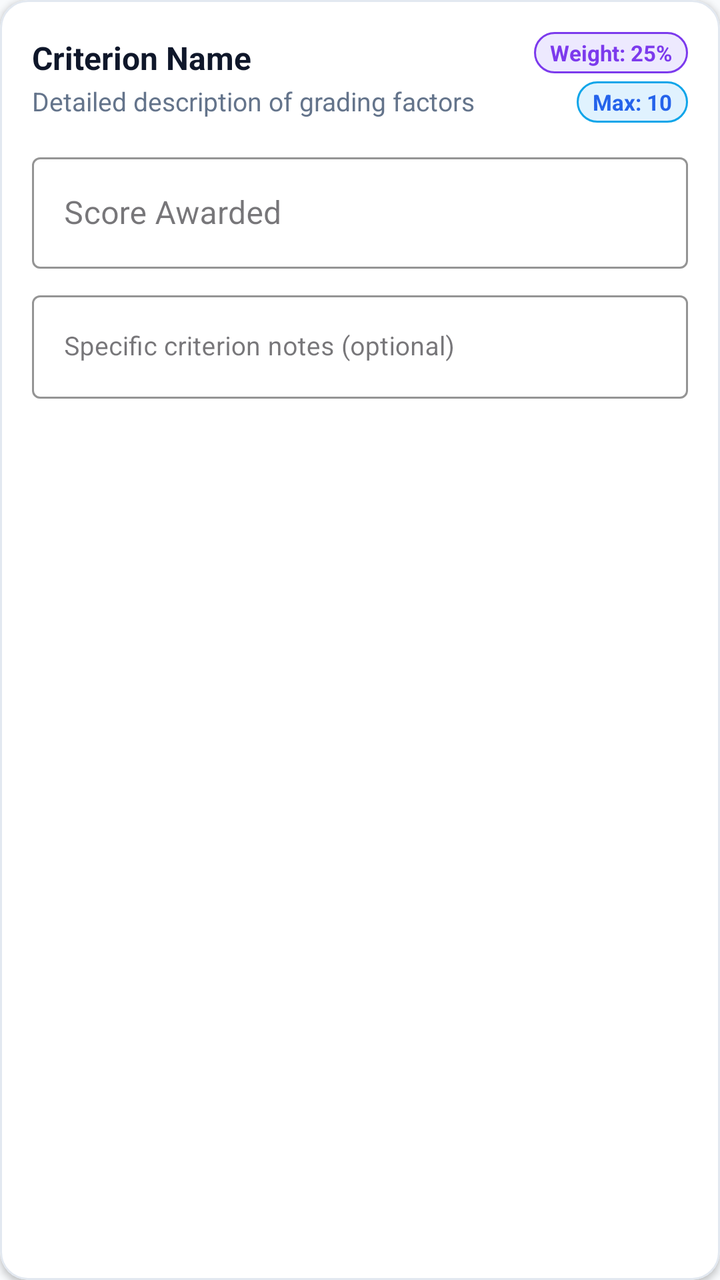
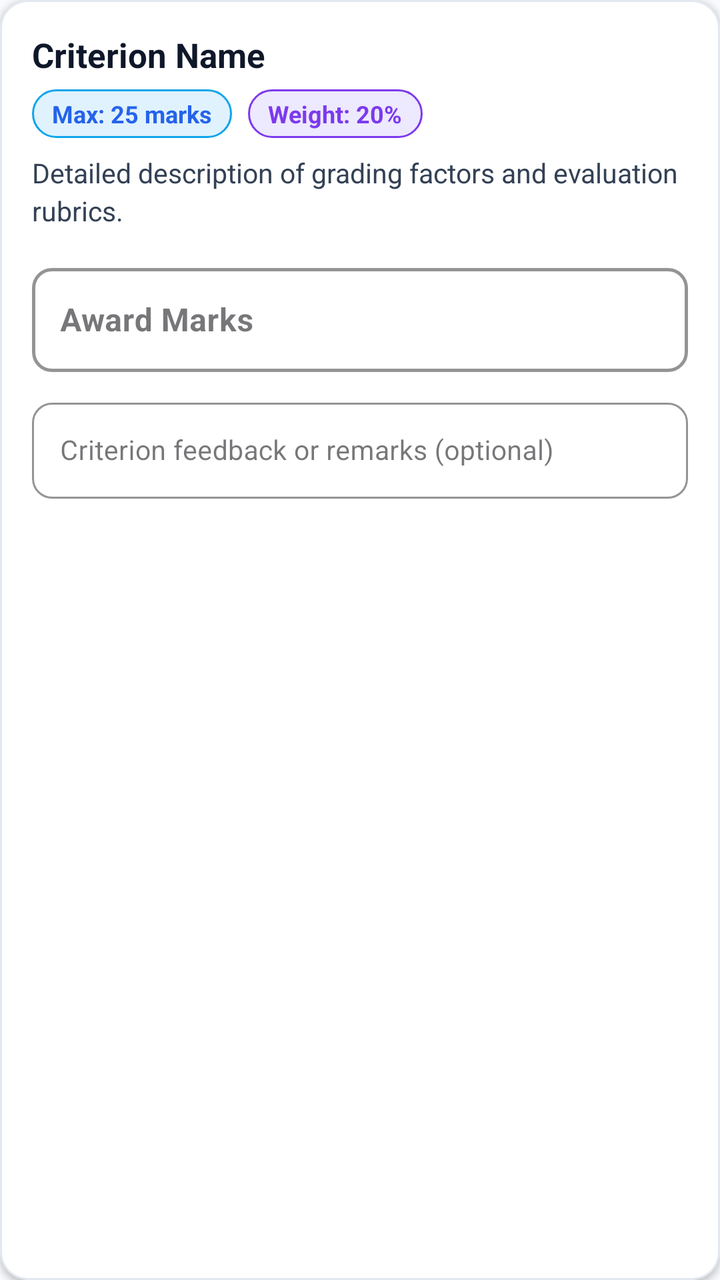

An Android layout rendered at two revisions. The XML below is the earlier revision; the diff shows what the commit changed to produce the second picture.
<!-- AndroidManifest.xml: application theme Theme.Judgex -->
<!-- res/layout/item_eval_criterion.xml -->
<?xml version="1.0" encoding="utf-8"?>
<com.google.android.material.card.MaterialCardView xmlns:android="http://schemas.android.com/apk/res/android"
    xmlns:app="http://schemas.android.com/apk/res-auto"
    android:layout_width="match_parent"
    android:layout_height="wrap_content"
    android:layout_marginHorizontal="16dp"
    android:layout_marginVertical="8dp"
    app:cardCornerRadius="14dp"
    app:cardElevation="2dp"
    app:strokeWidth="1dp"
    app:strokeColor="@color/card_border"
    app:cardBackgroundColor="@color/surface">

    <LinearLayout
        android:layout_width="match_parent"
        android:layout_height="wrap_content"
        android:orientation="vertical"
        android:padding="16dp">

        <LinearLayout
            android:layout_width="match_parent"
            android:layout_height="wrap_content"
            android:gravity="center_vertical"
            android:orientation="horizontal">

            <LinearLayout
                android:layout_width="0dp"
                android:layout_height="wrap_content"
                android:layout_weight="1"
                android:orientation="vertical">

                <TextView
                    android:id="@+id/tvCriterionName"
                    android:layout_width="wrap_content"
                    android:layout_height="wrap_content"
                    android:text="Criterion Name"
                    android:textColor="@color/text_primary"
                    android:textSize="16sp"
                    android:textStyle="bold" />

                <TextView
                    android:id="@+id/tvCriterionDescription"
                    android:layout_width="wrap_content"
                    android:layout_height="wrap_content"
                    android:layout_marginTop="2dp"
                    android:text="Detailed description of grading factors"
                    android:textColor="@color/text_secondary"
                    android:textSize="13sp" />

            </LinearLayout>

            <LinearLayout
                android:layout_width="wrap_content"
                android:layout_height="wrap_content"
                android:layout_marginStart="8dp"
                android:gravity="end"
                android:orientation="vertical">

                <TextView
                    android:id="@+id/tvWeightBadge"
                    android:layout_width="wrap_content"
                    android:layout_height="wrap_content"
                    android:background="@drawable/bg_badge_admin"
                    android:paddingHorizontal="8dp"
                    android:paddingVertical="3dp"
                    android:text="Weight: 25%"
                    android:textColor="#7C3AED"
                    android:textSize="11sp"
                    android:textStyle="bold" />

                <TextView
                    android:id="@+id/tvMaxMarksBadge"
                    android:layout_width="wrap_content"
                    android:layout_height="wrap_content"
                    android:layout_marginTop="4dp"
                    android:background="@drawable/bg_badge_judge"
                    android:paddingHorizontal="8dp"
                    android:paddingVertical="3dp"
                    android:text="Max: 10"
                    android:textColor="@color/accent"
                    android:textSize="11sp"
                    android:textStyle="bold" />

            </LinearLayout>

        </LinearLayout>

        
        <com.google.android.material.textfield.TextInputLayout
            android:id="@+id/tilScore"
            style="@style/Widget.MaterialComponents.TextInputLayout.OutlinedBox"
            android:layout_width="match_parent"
            android:layout_height="wrap_content"
            android:layout_marginTop="12dp"
            android:hint="Score Awarded"
            app:boxStrokeColor="@color/accent"
            app:hintTextColor="@color/accent">

            <com.google.android.material.textfield.TextInputEditText
                android:id="@+id/etScore"
                android:layout_width="match_parent"
                android:layout_height="wrap_content"
                android:inputType="numberDecimal"
                android:textColor="@color/text_primary"
                android:textSize="16sp" />

        </com.google.android.material.textfield.TextInputLayout>

        
        <com.google.android.material.textfield.TextInputLayout
            android:id="@+id/tilCriterionComment"
            style="@style/Widget.MaterialComponents.TextInputLayout.OutlinedBox"
            android:layout_width="match_parent"
            android:layout_height="wrap_content"
            android:layout_marginTop="8dp"
            android:hint="Specific criterion notes (optional)"
            app:boxStrokeColor="@color/text_muted">

            <com.google.android.material.textfield.TextInputEditText
                android:id="@+id/etCriterionComment"
                android:layout_width="match_parent"
                android:layout_height="wrap_content"
                android:inputType="textCapSentences"
                android:textColor="@color/text_secondary"
                android:textSize="13sp" />

        </com.google.android.material.textfield.TextInputLayout>

    </LinearLayout>

</com.google.android.material.card.MaterialCardView>
<!-- resources referenced by this layout -->
<resources>
  <color name="accent">#2563EB</color>
  <color name="card_border">#E2E8F0</color>
  <color name="surface">#FFFFFF</color>
  <color name="text_muted">#94A3B8</color>
  <color name="text_primary">#0F172A</color>
  <color name="text_secondary">#64748B</color>
  <!-- drawable bg_badge_admin (drawable) -->
  <?xml version="1.0" encoding="utf-8"?>
  <shape xmlns:android="http://schemas.android.com/apk/res/android">
      <solid android:color="#EDE9FE" />
      <corners android:radius="16dp" />
      <stroke android:width="1dp" android:color="#7C3AED" />
  </shape>
  <!-- drawable bg_badge_judge (drawable) -->
  <?xml version="1.0" encoding="utf-8"?>
  <shape xmlns:android="http://schemas.android.com/apk/res/android">
      <solid android:color="@color/info_light" />
      <corners android:radius="16dp" />
      <stroke android:width="1dp" android:color="@color/info" />
  </shape>
  <style name="Theme.Judgex" parent="Theme.Material3.DayNight.NoActionBar">
          
          <item name="colorPrimary">@color/accent</item>
          <item name="colorPrimaryVariant">@color/primary_dark</item>
          <item name="colorOnPrimary">@color/white</item>
          
          <item name="colorSecondary">@color/accent_light</item>
          <item name="colorSecondaryVariant">@color/accent</item>
          <item name="colorOnSecondary">@color/white</item>
          
          <item name="android:statusBarColor">@color/primary</item>
          <item name="android:windowLightStatusBar">false</item>
          
          <item name="android:windowBackground">@color/background</item>
      </style>
  <color name="info_light">#E0F2FE</color>
  <color name="info">#0EA5E9</color>
  <color name="primary_dark">#020617</color>
  <color name="white">#FFFFFF</color>
  <color name="accent_light">#3B82F6</color>
  <color name="primary">#0F172A</color>
  <color name="background">#F8FAFC</color>
</resources>

<!-- the commit's change to res/layout/item_eval_criterion.xml (unified diff, before → after) -->
@@ -17,73 +17,61 @@
         android:orientation="vertical"
         android:padding="16dp">
 
+        
+        <TextView
+            android:id="@+id/tvCriterionName"
+            android:layout_width="match_parent"
+            android:layout_height="wrap_content"
+            android:text="Criterion Name"
+            android:textColor="@color/text_primary"
+            android:textSize="17sp"
+            android:textStyle="bold" />
+
+        
         <LinearLayout
             android:layout_width="match_parent"
             android:layout_height="wrap_content"
+            android:layout_marginTop="6dp"
             android:gravity="center_vertical"
             android:orientation="horizontal">
 
-            <LinearLayout
-                android:layout_width="0dp"
+            <TextView
+                android:id="@+id/tvMaxMarksBadge"
+                android:layout_width="wrap_content"
                 android:layout_height="wrap_content"
-                android:layout_weight="1"
-                android:orientation="vertical">
+                android:background="@drawable/bg_badge_judge"
+                android:paddingHorizontal="10dp"
+                android:paddingVertical="4dp"
+                android:text="Max: 25 marks"
+                android:textColor="@color/accent"
+                android:textSize="12sp"
+                android:textStyle="bold" />
 
-                <TextView
-                    android:id="@+id/tvCriterionName"
-                    android:layout_width="wrap_content"
-                    android:layout_height="wrap_content"
-                    android:text="Criterion Name"
-                    android:textColor="@color/text_primary"
-                    android:textSize="16sp"
-                    android:textStyle="bold" />
-
-                <TextView
-                    android:id="@+id/tvCriterionDescription"
-                    android:layout_width="wrap_content"
-                    android:layout_height="wrap_content"
-                    android:layout_marginTop="2dp"
-                    android:text="Detailed description of grading factors"
-                    android:textColor="@color/text_secondary"
-                    android:textSize="13sp" />
-
-            </LinearLayout>
-
-            <LinearLayout
+            <TextView
+                android:id="@+id/tvWeightBadge"
                 android:layout_width="wrap_content"
                 android:layout_height="wrap_content"
                 android:layout_marginStart="8dp"
-                android:gravity="end"
-                android:orientation="vertical">
-
-                <TextView
-                    android:id="@+id/tvWeightBadge"
-                    android:layout_width="wrap_content"
-                    android:layout_height="wrap_content"
-                    android:background="@drawable/bg_badge_admin"
-                    android:paddingHorizontal="8dp"
-                    android:paddingVertical="3dp"
-                    android:text="Weight: 25%"
-                    android:textColor="#7C3AED"
-                    android:textSize="11sp"
-                    android:textStyle="bold" />
-
-                <TextView
-                    android:id="@+id/tvMaxMarksBadge"
-                    android:layout_width="wrap_content"
-                    android:layout_height="wrap_content"
-                    android:layout_marginTop="4dp"
-                    android:background="@drawable/bg_badge_judge"
-                    android:paddingHorizontal="8dp"
-                    android:paddingVertical="3dp"
-                    android:text="Max: 10"
-                    android:textColor="@color/accent"
-                    android:textSize="11sp"
-                    android:textStyle="bold" />
-
-            </LinearLayout>
+                android:background="@drawable/bg_badge_admin"
+                android:paddingHorizontal="10dp"
+                android:paddingVertical="4dp"
+                android:text="Weight: 20%"
+                android:textColor="#7C3AED"
+                android:textSize="12sp"
+                android:textStyle="bold" />
 
         </LinearLayout>
+
+        
+        <TextView
+            android:id="@+id/tvCriterionDescription"
+            android:layout_width="match_parent"
+            android:layout_height="wrap_content"
+            android:layout_marginTop="8dp"
+            android:lineSpacingExtra="3dp"
+            android:text="Detailed description of grading factors and evaluation rubrics."
+            android:textColor="#334155"
+            android:textSize="13.5sp" />
 
         
         <com.google.android.material.textfield.TextInputLayout
@@ -91,18 +79,27 @@
             style="@style/Widget.MaterialComponents.TextInputLayout.OutlinedBox"
             android:layout_width="match_parent"
             android:layout_height="wrap_content"
-            android:layout_marginTop="12dp"
-            android:hint="Score Awarded"
+            android:layout_marginTop="14dp"
+            android:hint="Award Marks"
+            app:boxCornerRadiusBottomEnd="10dp"
+            app:boxCornerRadiusBottomStart="10dp"
+            app:boxCornerRadiusTopEnd="10dp"
+            app:boxCornerRadiusTopStart="10dp"
             app:boxStrokeColor="@color/accent"
+            app:boxStrokeWidth="1.5dp"
             app:hintTextColor="@color/accent">
 
             <com.google.android.material.textfield.TextInputEditText
                 android:id="@+id/etScore"
                 android:layout_width="match_parent"
                 android:layout_height="wrap_content"
+                android:minHeight="52dp"
                 android:inputType="numberDecimal"
+                android:paddingHorizontal="14dp"
+                android:paddingVertical="12dp"
                 android:textColor="@color/text_primary"
-                android:textSize="16sp" />
+                android:textSize="16sp"
+                android:textStyle="bold" />
 
         </com.google.android.material.textfield.TextInputLayout>
 
@@ -112,17 +109,25 @@
             style="@style/Widget.MaterialComponents.TextInputLayout.OutlinedBox"
             android:layout_width="match_parent"
             android:layout_height="wrap_content"
-            android:layout_marginTop="8dp"
-            android:hint="Specific criterion notes (optional)"
-            app:boxStrokeColor="@color/text_muted">
+            android:layout_marginTop="10dp"
+            android:hint="Criterion feedback or remarks (optional)"
+            app:boxCornerRadiusBottomEnd="10dp"
+            app:boxCornerRadiusBottomStart="10dp"
+            app:boxCornerRadiusTopEnd="10dp"
+            app:boxCornerRadiusTopStart="10dp"
+            app:boxStrokeColor="@color/card_border"
+            app:hintTextColor="@color/text_secondary">
 
             <com.google.android.material.textfield.TextInputEditText
                 android:id="@+id/etCriterionComment"
                 android:layout_width="match_parent"
                 android:layout_height="wrap_content"
+                android:minHeight="48dp"
                 android:inputType="textCapSentences"
+                android:paddingHorizontal="14dp"
+                android:paddingVertical="10dp"
                 android:textColor="@color/text_secondary"
-                android:textSize="13sp" />
+                android:textSize="13.5sp" />
 
         </com.google.android.material.textfield.TextInputLayout>
 
<!-- resource entries referenced after the edit -->
@@ -3,7 +3,6 @@
   <color name="accent">#2563EB</color>
   <color name="card_border">#E2E8F0</color>
   <color name="surface">#FFFFFF</color>
-  <color name="text_muted">#94A3B8</color>
   <color name="text_primary">#0F172A</color>
   <color name="text_secondary">#64748B</color>
   <!-- drawable bg_badge_admin (drawable) -->
